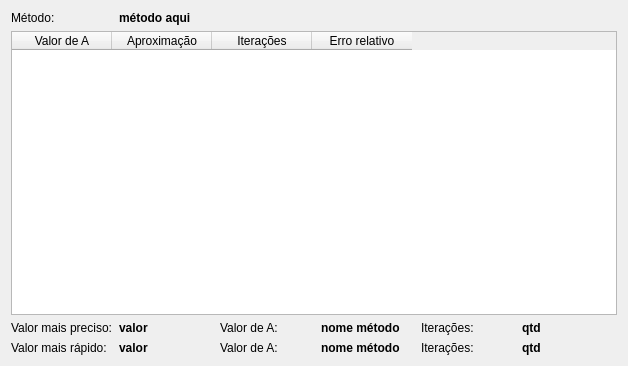
Above: UI/comparation.ui from cristmelo/TrabalhoMN1 before the change. Below: the same form after it.
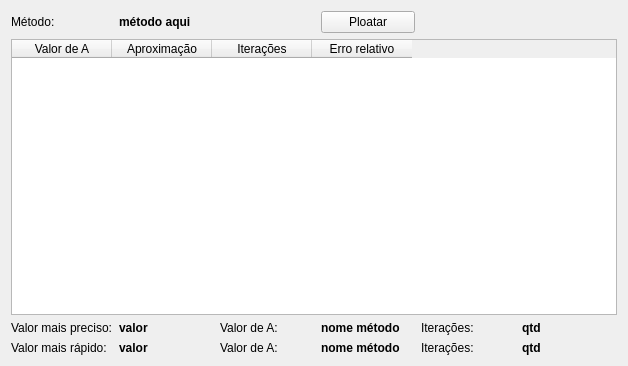
That is the form after the change.

```diff
--- a/UI/comparation.ui
+++ b/UI/comparation.ui
@@ -178,6 +178,13 @@
      </property>
     </widget>
    </item>
+   <item row="0" column="3">
+    <widget class="QPushButton" name="pushButton">
+     <property name="text">
+      <string>Ploatar</string>
+     </property>
+    </widget>
+   </item>
   </layout>
  </widget>
  <resources/>
```
